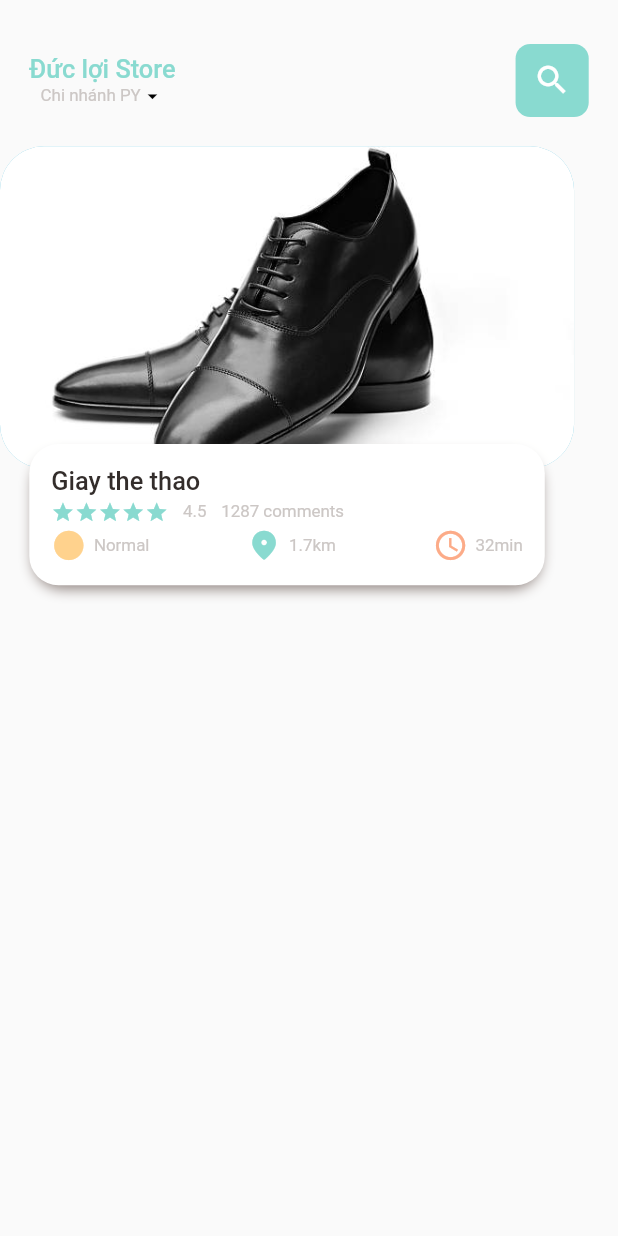
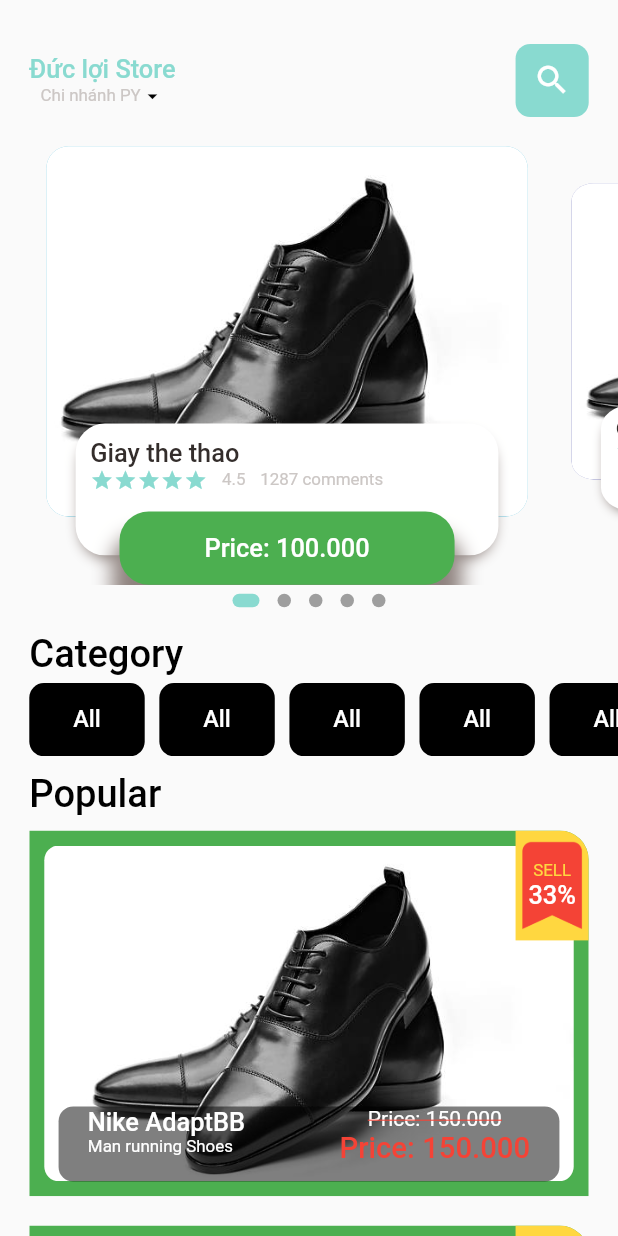
Before and after one commit to leminhmy/store_shoes_app, a Flutter app: the screen it shows after launch, on a phone screen of 412 x 824 dp. Run offline on Flutter 3.47's test engine with Material 2 defaults, Android fonts, the phone set to English and light mode, and no system bars; drawn by our look-alikes of dots_indicator; our stand-ins replace get.

Commit message:
update: build Widget HomePage

```diff
--- /dev/null
+++ b/lib/controller/shoes_controller.dart
@@ -0,0 +1,7 @@
+import 'package:flutter/material.dart';
+import 'package:get/get.dart';
+
+class ShoesController extends GetxController{
+
+
+}
--- a/lib/main.dart
+++ b/lib/main.dart
@@ -1,4 +1,5 @@
 import 'package:flutter/material.dart';
+import 'package:store_shoes_app/screens/detail_page/detail_page.dart';
 import 'package:store_shoes_app/screens/home_page/home_page.dart';
 import 'package:get/get.dart';
 
--- /dev/null
+++ b/lib/screens/detail_page/detail_page.dart
@@ -0,0 +1,16 @@
+import 'package:flutter/material.dart';
+
+class DetailPage extends StatelessWidget {
+  const DetailPage({Key? key}) : super(key: key);
+
+  @override
+  Widget build(BuildContext context) {
+    return Scaffold(
+      body: Column(
+        children: [
+
+        ],
+      ),
+    );
+  }
+}
--- /dev/null
+++ b/lib/screens/home_page/components/category.dart
@@ -0,0 +1,42 @@
+import 'package:flutter/material.dart';
+
+import '../../../components/big_text.dart';
+import '../../../utils/dimensions.dart';
+
+class Category extends StatelessWidget {
+  const Category({
+    Key? key,
+  }) : super(key: key);
+
+  @override
+  Widget build(BuildContext context) {
+    return Padding(
+      padding: EdgeInsets.only(left: Dimensions.width20),
+
+      child: Column(
+        crossAxisAlignment: CrossAxisAlignment.start,
+        children: [
+          BigText(text: "Category",fontWeight: FontWeight.bold,color: Colors.black,fontSize: Dimensions.font26,),
+          SizedBox(height: Dimensions.height5,),
+          Container(
+            height: Dimensions.height50,
+            child: SingleChildScrollView(
+              scrollDirection: Axis.horizontal,
+              child: Row(
+                children: List.generate(5, (index) => Container(
+                  margin: EdgeInsets.only(right: Dimensions.width10),
+                  padding: EdgeInsets.symmetric(horizontal: Dimensions.width30),
+                  decoration: BoxDecoration(
+                    color: Colors.black,
+                    borderRadius: BorderRadius.all(Radius.circular(Dimensions.radius10)),
+                  ),
+                  child: Center(child: BigText(text: "All",color: Colors.white,fontSize: Dimensions.font16,fontWeight: FontWeight.bold,)),
+                )),
+              ),
+            ),
+          ),
+        ],
+      ),
+    );
+  }
+}
--- /dev/null
+++ b/lib/screens/home_page/components/popular_product.dart
@@ -0,0 +1,128 @@
+import 'package:flutter/material.dart';
+
+import '../../../components/big_text.dart';
+import '../../../components/small_text.dart';
+import '../../../utils/colors.dart';
+import '../../../utils/dimensions.dart';
+
+class PopularProducts extends StatelessWidget {
+  const PopularProducts({
+    Key? key,
+  }) : super(key: key);
+
+  @override
+  Widget build(BuildContext context) {
+    return Padding(
+      padding: EdgeInsets.only(
+          right: Dimensions.width20, left: Dimensions.width20),
+      child: Column(
+        crossAxisAlignment: CrossAxisAlignment.start,
+        children: [
+          BigText(
+            text: "Popular",
+            fontWeight: FontWeight.bold,
+            color: Colors.black,
+            fontSize: Dimensions.font26,
+          ),
+          SizedBox(
+            height: Dimensions.height10,
+          ),
+          ...List.generate(5, (index) {
+            return Padding(
+              padding: EdgeInsets.only(bottom: Dimensions.height20),
+              child: ClipRRect(
+                borderRadius: BorderRadius.only(topRight: Radius.circular(Dimensions.radius20)),
+                child: Container(
+                  color: Colors.green,
+                  height: Dimensions.height50*5,
+                  child: Align(
+                    alignment: Alignment.topCenter,
+                    child: Stack(
+                      children: [
+                        Container(
+                          margin: EdgeInsets.all(10),
+                          decoration: BoxDecoration(
+                              borderRadius: BorderRadius.circular(Dimensions.radius10),
+                              image: DecorationImage(
+                                  image: AssetImage("assets/images/a2.jpg"),
+                                  fit: BoxFit.cover),
+
+                          ),
+                        ),
+                        Align(
+                          alignment: Alignment.bottomCenter,
+                          child: Container(
+                            padding: EdgeInsets.symmetric(
+                                horizontal: Dimensions.width20),
+                            margin:  EdgeInsets.symmetric(
+                                horizontal: Dimensions.width20,vertical:Dimensions.width10),
+                            decoration: BoxDecoration(
+                              color: Colors.black.withOpacity(0.5),
+                              borderRadius:
+                              BorderRadius.circular(Dimensions.radius10),
+                            ),
+                            height: 50,
+                            child: Row(
+                              mainAxisAlignment: MainAxisAlignment.spaceBetween,
+                              children: [
+                                Column(
+                                  crossAxisAlignment: CrossAxisAlignment.start,
+                                  children: [
+                                    BigText(
+                                        text: "Nike AdaptBB",
+                                        color: Colors.white,
+                                        fontWeight: FontWeight.bold),
+                                    SmallText(text: "Man running Shoes",color: Colors.white,),
+                                  ],
+                                ),
+                                Column(
+                                  children: [
+                                    Text("Price: 150.000",style: TextStyle(
+                                      color: Colors.white,
+                                      decoration: TextDecoration.lineThrough,
+                                      decorationColor: Colors.red,
+                                    ),),
+                                    BigText(text: "Price: 150.000",color: Colors.red,fontWeight: FontWeight.bold,fontSize: Dimensions.font20,),
+                                  ],
+                                ),
+                              ],
+                            ),
+                          ),
+                        ),
+                        Align(
+                          alignment: Alignment.topRight,
+                          child: Container(
+                            height: Dimensions.height30*2.5,
+                            width: Dimensions.width50,
+                            decoration: BoxDecoration(
+                                color: Colors.amberAccent,
+                                image: DecorationImage(
+                                    image: AssetImage("assets/images/sellera.png"),
+                                    fit: BoxFit.cover
+                                )
+                            ),
+                            child: Center(
+                              child: Column(
+                                mainAxisAlignment: MainAxisAlignment.center,
+                                crossAxisAlignment: CrossAxisAlignment.center,
+                                children: [
+                                  SmallText(text: "SELL",color: Colors.amberAccent,),
+                                  BigText(text: "33%",color: Colors.white,fontWeight: FontWeight.bold,),
+                                ],
+                              ),
+                            ),
+                          ),
+                        )
+                      ],
+                    ),
+                  ),
+                ),
+              ),
+            );
+
+          })
+        ],
+      ),
+    );
+  }
+}
--- /dev/null
+++ b/lib/screens/home_page/components/slider_banner.dart
@@ -0,0 +1,215 @@
+import 'package:dots_indicator/dots_indicator.dart';
+import 'package:flutter/material.dart';
+
+import '../../../components/big_text.dart';
+import '../../../components/icon_and_text.dart';
+import '../../../components/small_text.dart';
+import '../../../utils/colors.dart';
+import '../../../utils/dimensions.dart';
+
+class SliderBanner extends StatefulWidget {
+  const SliderBanner({
+    Key? key,
+  }) : super(key: key);
+
+  @override
+  State<SliderBanner> createState() => _SliderBannerState();
+}
+
+class _SliderBannerState extends State<SliderBanner> {
+  PageController pageController = PageController(viewportFraction: 0.85);
+  double _currPageValue = 0.0;
+
+  double height = Dimensions.pageViewContainer;
+  double index = 0;
+  double scaleFactor = 0.8;
+
+  @override
+  void initState() {
+    // TODO: implement initState
+    pageController.addListener(() {
+      setState(() {
+        _currPageValue = pageController.page!;
+      });
+    });
+    super.initState();
+  }
+
+  @override
+  void dispose() {
+    // TODO: implement dispose
+    super.dispose();
+    pageController.dispose();
+  }
+
+  @override
+  Widget build(BuildContext context) {
+    return Column(
+      children: [
+        SizedBox(
+          height: Dimensions.pageView,
+          child: PageView.builder(
+              controller: pageController,
+              scrollDirection: Axis.horizontal,
+              itemCount: 5,
+              physics: BouncingScrollPhysics(),
+              itemBuilder: (context, index) {
+                return _buildSliderBannerCard(index);
+              }),
+        ),
+        buildDotsIndicator(),
+      ],
+    );
+  }
+
+  _buildSliderBannerCard(int index) {
+    height == 0 ? Dimensions.pageViewContainer : height;
+    Matrix4 matrix = new Matrix4.identity();
+    if (index == _currPageValue.floor()) {
+      var currScale = 1 - (_currPageValue - index) * (1 - scaleFactor);
+      var currTrans = height * (1 - currScale) / 2;
+      matrix = Matrix4.diagonal3Values(1, currScale, 1)
+        ..setTranslationRaw(0, currTrans, 0);
+    } else if (index == _currPageValue.floor() + 1) {
+      var currScale =
+          scaleFactor + (_currPageValue - index + 1) * (1 - scaleFactor);
+      var currTrans = height * (1 - currScale) / 2;
+      matrix = Matrix4.diagonal3Values(1, currScale, 1);
+      matrix = Matrix4.diagonal3Values(1, currScale, 1)
+        ..setTranslationRaw(0, currTrans, 0);
+    } else if (index == _currPageValue.floor() - 1) {
+      var currScale = 1 - (_currPageValue - index) * (1 - scaleFactor);
+      var currTrans = height * (1 - currScale) / 2;
+      matrix = Matrix4.diagonal3Values(1, currScale, 1);
+      matrix = Matrix4.diagonal3Values(1, currScale, 1)
+        ..setTranslationRaw(0, currTrans, 0);
+    } else {
+      var currScale = 0.8;
+      matrix = Matrix4.diagonal3Values(1, currScale, 1)
+        ..setTranslationRaw(0, height * (1 - scaleFactor) / 2, 0);
+    }
+    return Transform(
+      transform: matrix,
+      child: Padding(
+        padding: EdgeInsets.only(right: Dimensions.width30),
+        child: Align(
+          alignment: Alignment.topCenter,
+          child: Stack(
+            children: [
+              //imageBackground banner
+              GestureDetector(
+                onTap: () {
+                  // Get.toNamed(RouteHelper.getPopularFood(index, "Home"));
+                },
+                child: Container(
+                  height: Dimensions.pageViewContainer,
+                  decoration: BoxDecoration(
+                      color:
+                          index.isEven ? Color(0xFF69c5df) : Color(0xFF9294cc),
+                      image: DecorationImage(
+                          // image: NetworkImage(AppConstants.BASE_URL+AppConstants.UPLOAD_URL+popularProduct.img!),
+                          image: AssetImage("assets/images/a2.jpg"),
+                          fit: BoxFit.cover),
+                      borderRadius: BorderRadius.all(
+                          Radius.circular(Dimensions.radius15))),
+                ),
+              ),
+
+              //information banner
+              Align(
+                alignment: Alignment.bottomCenter,
+                child: Container(
+                  margin: EdgeInsets.all(Dimensions.width20),
+                  padding: EdgeInsets.only(right: Dimensions.width10,left: Dimensions.width10,top: Dimensions.height10),
+                  height: Dimensions.pageViewTextContainer,
+                  decoration: BoxDecoration(
+                    color: Colors.white,
+                    boxShadow: [
+                      BoxShadow(
+                        color: AppColors.paraColor,
+                        blurRadius: 7,
+                        spreadRadius: -3,
+                        offset: const Offset(0, 5),
+                      ),
+                    ],
+                    borderRadius:
+                        BorderRadius.all(Radius.circular(Dimensions.radius20)),
+                  ),
+                  child: Column(
+                    mainAxisAlignment: MainAxisAlignment.start,
+                    crossAxisAlignment: CrossAxisAlignment.start,
+                    children: [
+                      BigText(
+                        text: "Giay the thao",
+                        color: AppColors.mainBlackColor,
+                      ),
+                      Row(
+                        children: [
+                          Row(
+                            children: List.generate(
+                                5,
+                                (index) => Icon(
+                                      Icons.star,
+                                      color: AppColors.mainColor,
+                                      size: Dimensions.iconSize16,
+                                    )),
+                          ),
+                          SizedBox(
+                            width: Dimensions.width10,
+                          ),
+                          SmallText(text: "4.5"),
+                          SizedBox(
+                            width: Dimensions.width10,
+                          ),
+                          SmallText(text: "1287 comments"),
+                        ],
+                      ),
+                    ],
+                  ),
+                ),
+              ),
+              Align(
+                alignment: Alignment.bottomCenter,
+                child: Container(
+                  margin: EdgeInsets.symmetric(horizontal: Dimensions.width50),
+                  padding: EdgeInsets.all(Dimensions.width15),
+                  height: Dimensions.height50,
+                  decoration: BoxDecoration(
+                    color: Colors.green,
+                    boxShadow: [
+                      BoxShadow(
+                        color: AppColors.paraColor,
+                        blurRadius: 10,
+                        spreadRadius: 5,
+                        offset: const Offset(0, 20),
+                      ),
+                    ],
+                    borderRadius:
+                    BorderRadius.all(Radius.circular(Dimensions.radius20)),
+                  ),
+                  child: Center(
+                    child: BigText(text: "Price: 100.000",color: Colors.white,),
+                  ),
+                ),
+              ),
+            ],
+          ),
+        ),
+      ),
+    );
+  }
+
+  buildDotsIndicator() {
+    return DotsIndicator(
+      dotsCount: 5,
+      position: _currPageValue,
+      decorator: DotsDecorator(
+        activeColor: AppColors.mainColor,
+        size: const Size.square(9.0),
+        activeSize: const Size(18.0, 9.0),
+        activeShape:
+        RoundedRectangleBorder(borderRadius: BorderRadius.circular(5)),
+      ),
+    );
+  }
+}
--- a/lib/screens/home_page/home_page.dart
+++ b/lib/screens/home_page/home_page.dart
@@ -6,6 +6,9 @@ import '../../components/big_text.dart';
 import '../../components/icon_and_text.dart';
 import '../../components/small_text.dart';
 import 'components/app_bar_home.dart';
+import 'components/category.dart';
+import 'components/popular_product.dart';
+import 'components/slider_banner.dart';
 
 class HomePage extends StatelessWidget {
   const HomePage({Key? key}) : super(key: key);
@@ -13,124 +16,26 @@ class HomePage extends StatelessWidget {
   @override
   Widget build(BuildContext context) {
     return Scaffold(
-      body: Padding(
+      body: SingleChildScrollView(
+        child: Padding(
           padding: EdgeInsets.only(top: Dimensions.height30),
           child: Column(
             children: [
               AppBarHome(),
-            SizedBox(height: Dimensions.height20,),
               SizedBox(
-              height: Dimensions.pageView,
-              child: PageView.builder(
-                itemCount: 5,
-                  physics: BouncingScrollPhysics(),
-                  itemBuilder: (context, index){
-                    return Padding(
-                      padding: EdgeInsets.only(right: Dimensions.width30),
-                      child: Align(
-                        alignment: Alignment.topCenter,
-                        child: Stack(
-                          children: [
-                            //imageBackground banner
-                            GestureDetector(
-                              onTap: (){
-                                // Get.toNamed(RouteHelper.getPopularFood(index, "Home"));
-                              },
-                              child: Container(
-                                height: Dimensions.pageViewContainer,
-                                decoration: BoxDecoration(
-                                    color: index.isEven?Color(0xFF69c5df):Color(0xFF9294cc),
-                                    image: DecorationImage(
-                                        // image: NetworkImage(AppConstants.BASE_URL+AppConstants.UPLOAD_URL+popularProduct.img!),
-                                      image: AssetImage("assets/images/a2.jpg"),
-                                        fit: BoxFit.cover),
-                                    borderRadius:
-                                    BorderRadius.all(Radius.circular(Dimensions.radius30))),
+                height: Dimensions.height20,
               ),
+              SliderBanner(),
+              SizedBox(
+                height: Dimensions.height10,
               ),
-
-                            //information banner
-                            Align(
-                              alignment: Alignment.bottomCenter,
-                              child: Container(
-                                margin: EdgeInsets.all(Dimensions.width20),
-                                padding: EdgeInsets.all(Dimensions.width15),
-                                height: Dimensions.pageViewTextContainer,
-                                width: double.infinity,
-                                decoration: BoxDecoration(
-                                  color: Colors.white,
-                                  boxShadow: [
-                                    BoxShadow(
-                                      color: AppColors.paraColor,
-                                      blurRadius: 7,
-                                      spreadRadius: -3,
-                                      offset: const Offset(0, 5),
+              Category(),
+              SizedBox(
+                height: Dimensions.height10,
               ),
-                                  ],
-                                  borderRadius:
-                                  BorderRadius.all(Radius.circular(Dimensions.radius20)),
-                                ),
-                                child: Column(
-                                  mainAxisAlignment: MainAxisAlignment.spaceBetween,
-                                  crossAxisAlignment: CrossAxisAlignment.start,
-                                  children: [
-                                    BigText(
-                                      text: "Giay the thao",
-                                      color: AppColors.mainBlackColor,
-                                    ),
-                                    Row(
-                                      children: [
-                                        Row(
-                                          children: List.generate(
-                                              5,
-                                                  (index) => Icon(
-                                                Icons.star,
-                                                color: AppColors.mainColor,
-                                                size: Dimensions.iconSize16,
-                                              )),
-                                        ),
-                                        SizedBox(
-                                          width: Dimensions.width10,
-                                        ),
-                                        SmallText(text: "4.5"),
-                                        SizedBox(
-                                          width: Dimensions.width10,
-                                        ),
-                                        SmallText(text: "1287 comments"),
+              PopularProducts()
             ],
           ),
-                                    Row(
-                                      mainAxisAlignment: MainAxisAlignment.spaceBetween,
-                                      children: [
-                                        IconAndText(
-                                          icon: Icons.circle,
-                                          color: AppColors.iconColor1,
-                                          text: "Normal",
-                                        ),
-                                        IconAndText(
-                                          icon: Icons.location_on_rounded,
-                                          color: AppColors.mainColor,
-                                          text: "1.7km",
-                                        ),
-                                        IconAndText(
-                                          icon: Icons.access_time_sharp,
-                                          color: AppColors.iconColor2,
-                                          text: "32min",
-                                        ),
-                                      ],
-                                    ),
-                                  ],
-                                ),
-                              ),
-                            )
-                          ],
-                        ),
-                      ),
-                    );
-                  }
-              ),
-            )
-          ],
         ),
       ),
     );
--- a/lib/utils/dimensions.dart
+++ b/lib/utils/dimensions.dart
@@ -7,9 +7,9 @@ class Dimensions {
   static double screenHeight = Get.context!.height;
   static double screenWidth = Get.context!.width;
 
-  static double pageView = screenHeight / 2.64;
-  static double pageViewContainer = screenHeight/3.84;
-  static double pageViewTextContainer = screenHeight/8.75;
+  static double pageView = screenHeight / 2.82;
+  static double pageViewContainer = screenHeight/3.34;
+  static double pageViewTextContainer = screenHeight/9.38;
 
   //dynamic width padding and margin
   static double height5 = screenHeight/169;
```
Also changed, not shown: assets/images/sellera.png (added). Lines whose indentation alone changed are shown as unchanged.
